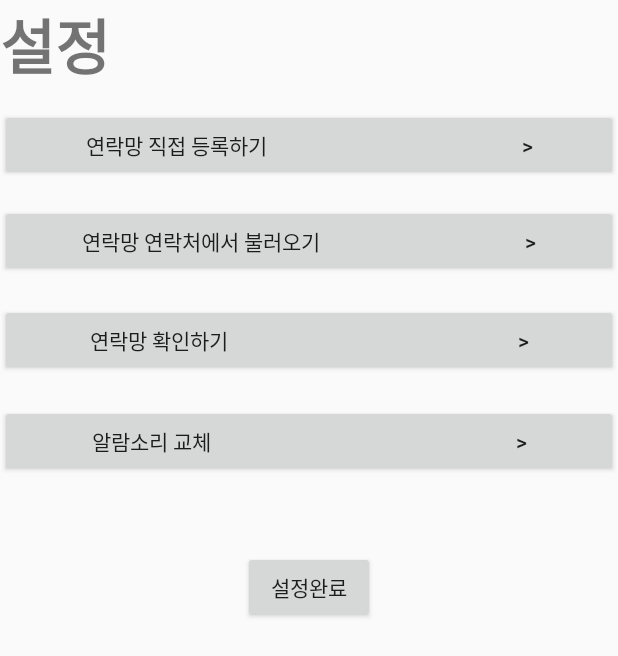
After one commit to Yms2929/AndroidTeamProject, an Android app: the Option screen opened directly, with no data from a screen before it, on a phone screen of 412 x 824 dp. The commit adds this screen. Shown: the top 656 px of the screen. Run offline under Robolectric (Android 15) with nearby library versions, the phone set to English and light mode, and no system bars.

Commit message:
옵션 액티비티 추가

```diff
--- a/MyApplication/app/src/main/AndroidManifest.xml
+++ b/MyApplication/app/src/main/AndroidManifest.xml
@@ -22,6 +22,7 @@
                 <category android:name="android.intent.category.LAUNCHER" />
             </intent-filter>
         </activity>
+        <activity android:name=".Option"></activity>
     </application>
 
 </manifest>
--- a/MyApplication/app/src/main/java/com/example/androidteamproject/MainActivity.java
+++ b/MyApplication/app/src/main/java/com/example/androidteamproject/MainActivity.java
@@ -92,7 +92,7 @@ public class MainActivity extends AppCompatActivity {
             }
         }, new IntentFilter(DELIVERED));
 
-        message = "긴급 상황 발생!!" + "\n" + message + "사건 발생 위치 위 링크 클릭";
+        message = "긴급 상황 발생!!" + "\n" + message;
         SmsManager sms = SmsManager.getDefault();
         sms.sendTextMessage(phoneNumber, null, message, sentPI, deliveredPI); // 문자 메세지 보내기
     }
@@ -109,7 +109,6 @@ public class MainActivity extends AppCompatActivity {
             LocationManager manager = (LocationManager) getSystemService(Context.LOCATION_SERVICE);
             Location lastlocation = manager.getLastKnownLocation(LocationManager.GPS_PROVIDER);
 
-            //tv.setText("수신중...");
             manager.requestLocationUpdates(LocationManager.GPS_PROVIDER,100,1,mLocationListener);
             manager.requestLocationUpdates(LocationManager.NETWORK_PROVIDER,100,1,mLocationListener);
 
@@ -132,7 +131,7 @@ public class MainActivity extends AppCompatActivity {
             double altitude = location.getAltitude();
             double accuracy = location.getAccuracy();
             String provider = location.getProvider();
-            //tv.setText("경도 : "+longtitude+" / 위도 : "+latitude);
+
             url = "https://www.google.co.kr/maps/@"+latitude+","+longtitude+",17z";
             // 구글 지도 URL
         }
--- /dev/null
+++ b/MyApplication/app/src/main/java/com/example/androidteamproject/Option.java
@@ -0,0 +1,62 @@
+package com.example.androidteamproject;
+
+import android.app.Activity;
+import android.content.Intent;
+import android.os.Bundle;
+import android.support.v7.app.AppCompatActivity;
+import android.view.View;
+import android.widget.Button;
+
+public class Option extends Activity {
+
+    @Override
+    protected void onCreate(Bundle savedInstanceState) {
+        super.onCreate(savedInstanceState);
+        setContentView(R.layout.activity_option);
+
+        Button bt4 = (Button)findViewById(R.id.button4);
+        bt4.setOnClickListener(new View.OnClickListener() {
+            @Override
+            public void onClick(View view) {
+                Intent intent = new Intent(Option.this, Add1.class);
+                startActivity(intent);
+            }
+        });
+
+        Button bt5 = (Button)findViewById(R.id.button5);
+        bt5.setOnClickListener(new View.OnClickListener() {
+            @Override
+            public void onClick(View view) {
+                Intent intent = new Intent(Option.this, Add2.class);
+                startActivity(intent);
+            }
+        });
+
+        Button bt6 = (Button)findViewById(R.id.button6);
+        bt6.setOnClickListener(new View.OnClickListener() {
+            @Override
+            public void onClick(View view) {
+                Intent intent = new Intent(Option.this, Check_Add.class);
+                startActivity(intent);
+            }
+        });
+
+        Button bt7 = (Button)findViewById(R.id.button7);
+        bt7.setOnClickListener(new View.OnClickListener() {
+            @Override
+            public void onClick(View view) {
+                Intent intent = new Intent(Option.this, Sound.class);
+                startActivity(intent);
+            }
+        });
+
+        Button bt8 = (Button)findViewById(R.id.button8);
+        bt8.setOnClickListener(new View.OnClickListener() {
+            @Override
+            public void onClick(View view) {
+                Intent intent = new Intent(Option.this, MainActivity.class);
+                startActivity(intent);
+            }
+        });
+    }
+}
--- /dev/null
+++ b/MyApplication/app/src/main/res/layout/activity_option.xml
@@ -0,0 +1,75 @@
+<?xml version="1.0" encoding="utf-8"?>
+<RelativeLayout xmlns:android="http://schemas.android.com/apk/res/android"
+    xmlns:app="http://schemas.android.com/apk/res-auto"
+    xmlns:tools="http://schemas.android.com/tools"
+    android:layout_width="match_parent"
+    android:layout_height="match_parent"
+    tools:context="com.example.androidteamproject.Option">
+
+    <LinearLayout
+        android:layout_width="match_parent"
+        android:layout_height="57dp"
+        android:orientation="vertical"
+        android:id="@+id/linearLayout">
+
+        <TextView
+            android:id="@+id/textView"
+            android:layout_width="match_parent"
+            android:layout_height="wrap_content"
+            android:text="설정"
+            android:textSize="40dp"
+            android:textStyle="bold" />
+
+    </LinearLayout>
+
+    <Button
+        android:id="@+id/button4"
+        android:layout_width="match_parent"
+        android:layout_height="wrap_content"
+
+        android:text="연락망 직접 등록하기                                                   >"
+        android:layout_marginTop="15dp"
+        android:layout_below="@+id/linearLayout"
+        android:layout_alignParentLeft="true"
+        android:layout_alignParentStart="true" />
+
+    <Button
+        android:id="@+id/button5"
+        android:layout_width="match_parent"
+        android:layout_height="wrap_content"
+        android:text="연락망 연락처에서 불러오기                                         >"
+        android:layout_marginTop="16dp"
+        android:layout_below="@+id/button4"
+        android:layout_alignParentLeft="true"
+        android:layout_alignParentStart="true" />
+
+    <Button
+        android:id="@+id/button6"
+        android:layout_width="match_parent"
+        android:layout_height="wrap_content"
+        android:text="연락망 확인하기                                                          >"
+        android:layout_below="@+id/button5"
+        android:layout_alignParentRight="true"
+        android:layout_alignParentEnd="true"
+        android:layout_marginTop="18dp" />
+
+    <Button
+        android:id="@+id/button7"
+        android:layout_width="match_parent"
+        android:layout_height="wrap_content"
+        android:text="알람소리 교체                                                             >"
+        android:layout_below="@+id/button6"
+        android:layout_alignParentLeft="true"
+        android:layout_alignParentStart="true"
+        android:layout_marginTop="19dp" />
+
+    <Button
+        android:id="@+id/button8"
+        android:layout_width="wrap_content"
+        android:layout_height="wrap_content"
+        android:text="설정완료"
+        android:layout_below="@+id/button7"
+        android:layout_centerHorizontal="true"
+        android:layout_marginTop="49dp" />
+
+</RelativeLayout>
```
